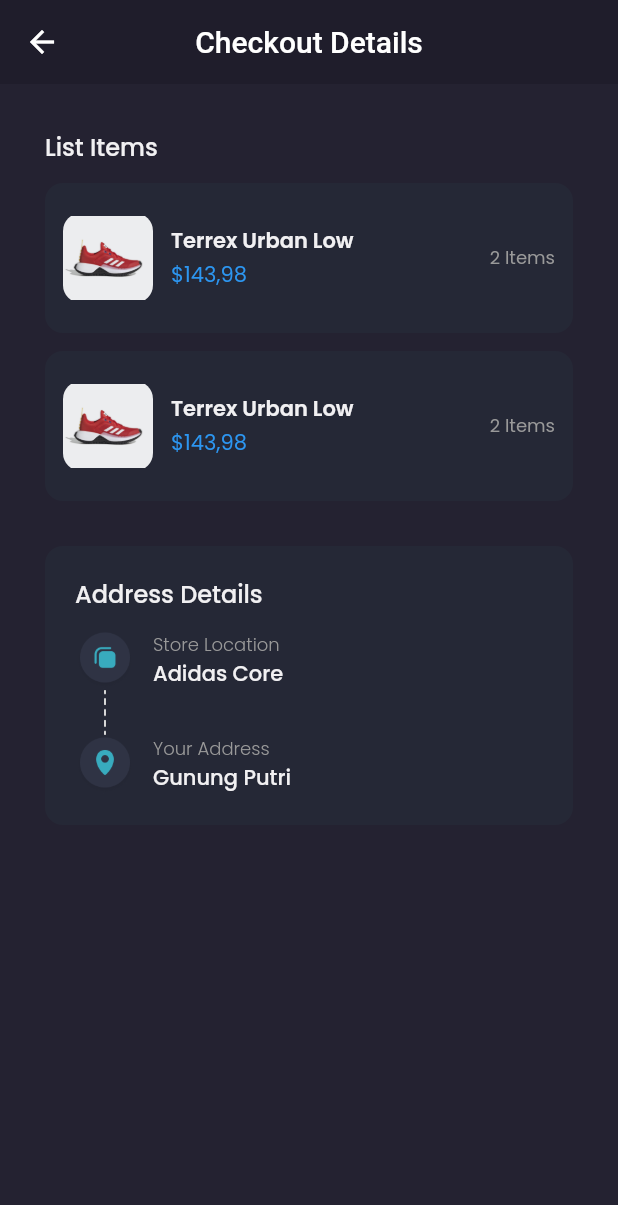
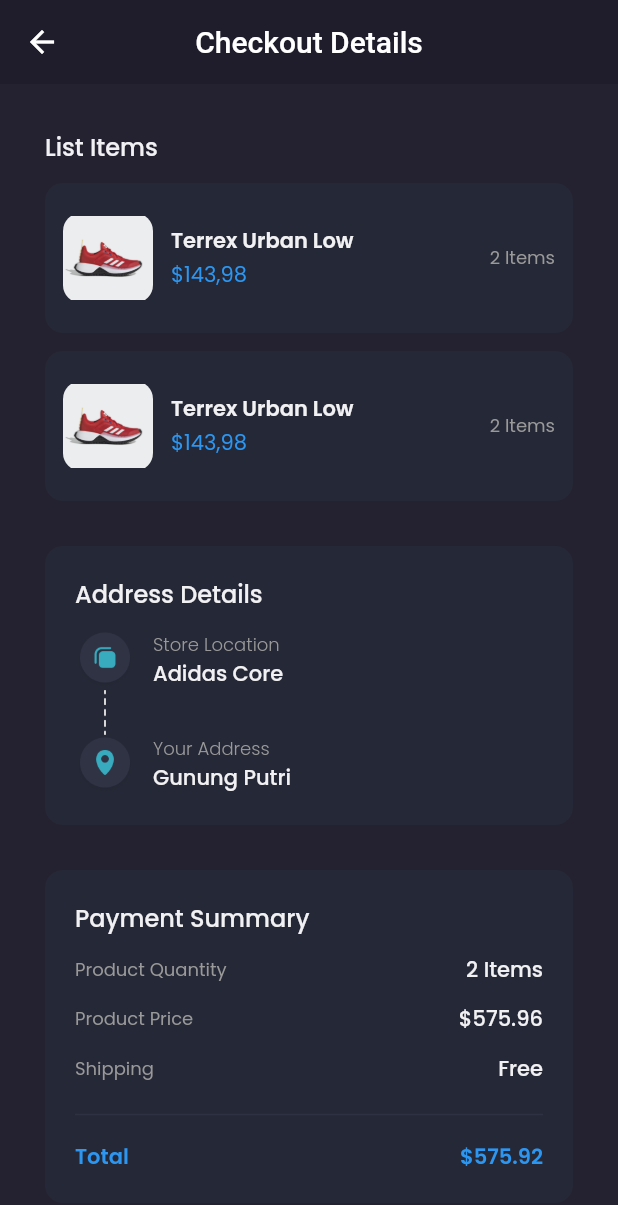
Before and after one commit to Koredeee/shamo-commerce, a Flutter app: the CheckoutPage screen opened by its route, on a phone screen of 412 x 824 dp. Shown: the top 1205 px of the screen. Run offline on Flutter 3.47's test engine with Material 2 defaults, Android fonts, the phone set to English and light mode, and no system bars; our stand-ins replace carousel_slider, google_fonts.

Commit message:
Added Checkout Page Payment Summary and Checkout Button

```diff
--- a/shamo/lib/pages/checkout_page.dart
+++ b/shamo/lib/pages/checkout_page.dart
@@ -91,10 +91,116 @@ class CheckoutPage extends StatelessWidget {
                         style: primaryTextStyle.copyWith(fontWeight: medium),
                       ),
                     ],
+                  ),
+                ],
+              )
+            ],
+          ),
+        ),
+
+        // NOTE: PAYMENT SUMMARY
+        Container(
+          margin: EdgeInsets.only(top: defaultMargin),
+          padding: EdgeInsets.all(20),
+          decoration: BoxDecoration(
+            color: backgroundColor4,
+            borderRadius: BorderRadius.circular(12),
+          ),
+          child: Column(
+            crossAxisAlignment: CrossAxisAlignment.start,
+            children: [
+              Text(
+                'Payment Summary',
+                style:
+                    primaryTextStyle.copyWith(fontSize: 16, fontWeight: medium),
+              ),
+              SizedBox(height: 12),
+              Row(
+                mainAxisAlignment: MainAxisAlignment.spaceBetween,
+                children: [
+                  Text(
+                    'Product Quantity',
+                    style: secondaryTextStyle.copyWith(fontSize: 12),
+                  ),
+                  Text(
+                    '2 Items',
+                    style: primaryTextStyle.copyWith(fontWeight: medium),
+                  ),
+                ],
+              ),
+              SizedBox(height: 12),
+              Row(
+                mainAxisAlignment: MainAxisAlignment.spaceBetween,
+                children: [
+                  Text(
+                    'Product Price',
+                    style: secondaryTextStyle.copyWith(fontSize: 12),
+                  ),
+                  Text(
+                    '\$575.96',
+                    style: primaryTextStyle.copyWith(fontWeight: medium),
+                  ),
+                ],
+              ),
+              SizedBox(height: 12),
+              Row(
+                mainAxisAlignment: MainAxisAlignment.spaceBetween,
+                children: [
+                  Text(
+                    'Shipping',
+                    style: secondaryTextStyle.copyWith(fontSize: 12),
+                  ),
+                  Text(
+                    'Free',
+                    style: primaryTextStyle.copyWith(fontWeight: medium),
+                  ),
+                ],
+              ),
+              SizedBox(height: 12),
+              Divider(
+                thickness: 1,
+                color: Color(0xff2E3141),
+              ),
+              SizedBox(height: 10),
+              Row(
+                mainAxisAlignment: MainAxisAlignment.spaceBetween,
+                children: [
+                  Text(
+                    'Total',
+                    style: priceTextStyle.copyWith(fontWeight: semiBold),
+                  ),
+                  Text(
+                    '\$575.92',
+                    style: priceTextStyle.copyWith(fontWeight: semiBold),
                   )
                 ],
               )
             ],
+          ),
+        ),
+
+        // NOTE: CHECKOUT BUTTON
+        SizedBox(height: defaultMargin),
+        Divider(
+          thickness: 1,
+          color: Color(0xff2E3141),
+        ),
+        Container(
+          width: double.infinity,
+          height: 50,
+          margin: EdgeInsets.symmetric(vertical: defaultMargin),
+          child: TextButton(
+            onPressed: () {},
+            style: TextButton.styleFrom(
+              backgroundColor: primaryColor,
+              shape: RoundedRectangleBorder(
+                  borderRadius: BorderRadius.circular(12),),
+            ),
+            child: Text(
+              'Checkout Now',
+              style:
+                  primaryTextStyle.copyWith(fontSize: 16, fontWeight: semiBold),
+            ),
           ),
         )
       ],
```
